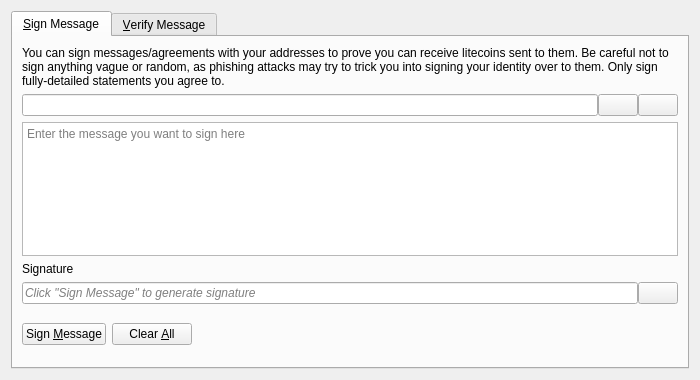
Above: src/qt/forms/signverifymessagedialog.ui from Pricecoin/PricecoinX before the change. Below: the same form after it.
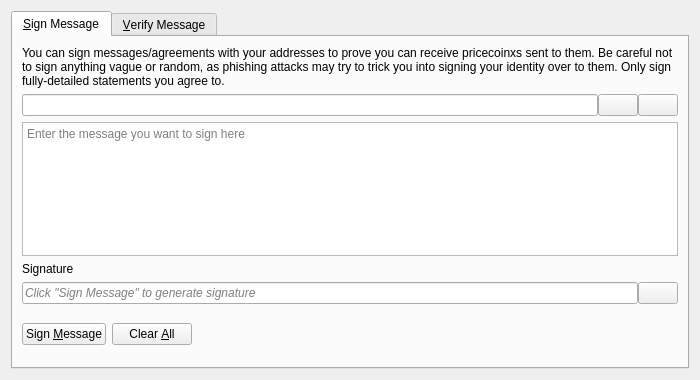
That is the form after the change. Icons and pictures are not drawn. Custom widgets are drawn as their Qt base class.

Patch:
```diff
--- a/src/qt/forms/signverifymessagedialog.ui
+++ b/src/qt/forms/signverifymessagedialog.ui
@@ -30,7 +30,7 @@
        <item>
         <widget class="QLabel" name="infoLabel_SM">
          <property name="text">
-          <string>You can sign messages/agreements with your addresses to prove you can receive litecoins sent to them. Be careful not to sign anything vague or random, as phishing attacks may try to trick you into signing your identity over to them. Only sign fully-detailed statements you agree to.</string>
+          <string>You can sign messages/agreements with your addresses to prove you can receive pricecoinxs sent to them. Be careful not to sign anything vague or random, as phishing attacks may try to trick you into signing your identity over to them. Only sign fully-detailed statements you agree to.</string>
          </property>
          <property name="textFormat">
           <enum>Qt::PlainText</enum>
```
Left out of the diff: 8 changed lines with no effect on the pictures.
